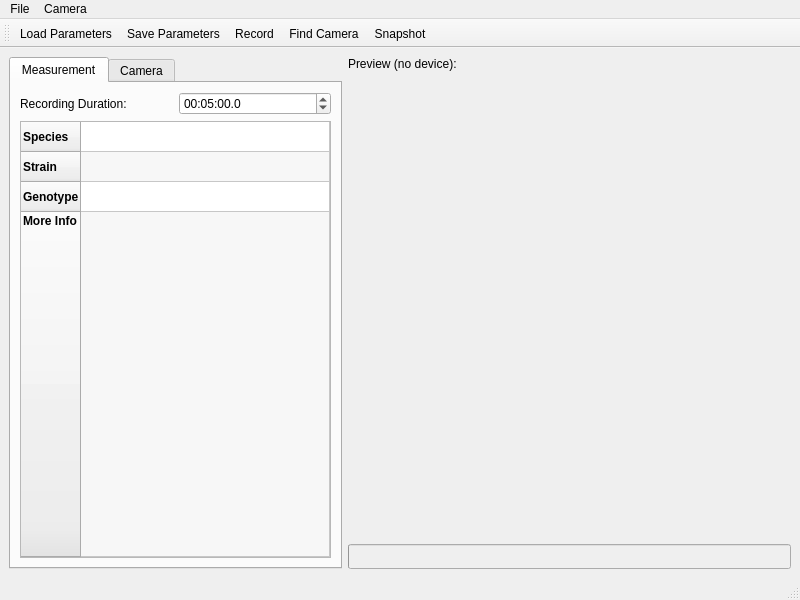
The window that fimui/ui_fimwindow.ui (fncnt/fimrecorder) describes before a commit, drawn with Qt 5.
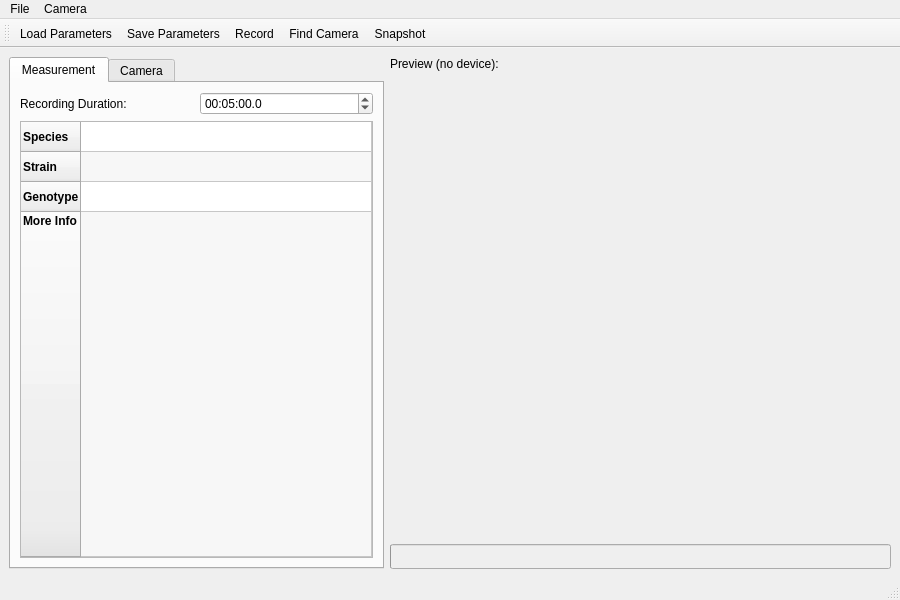
The same window after the commit. Icons and pictures are not drawn.

Commit message: Adjust minimum window size.

Patch:
```diff
--- a/fimui/ui_fimwindow.ui
+++ b/fimui/ui_fimwindow.ui
@@ -6,13 +6,13 @@
    <rect>
     <x>0</x>
     <y>0</y>
-    <width>800</width>
+    <width>900</width>
     <height>600</height>
    </rect>
   </property>
   <property name="minimumSize">
    <size>
-    <width>800</width>
+    <width>900</width>
     <height>600</height>
    </size>
   </property>
@@ -390,8 +390,8 @@
     <rect>
      <x>0</x>
      <y>0</y>
-     <width>800</width>
-     <height>15</height>
+     <width>900</width>
+     <height>18</height>
     </rect>
    </property>
    <widget class="QMenu" name="menuFile">
```
The commit also changes 3 other files.
